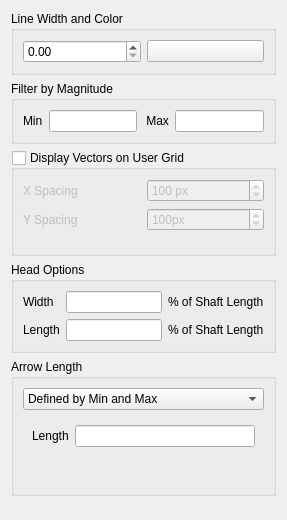
Above: src/ui/mesh/qgsmeshrenderervectorsettingswidgetbase.ui from carsmie/QGIS before the change. Below: the same form after it.
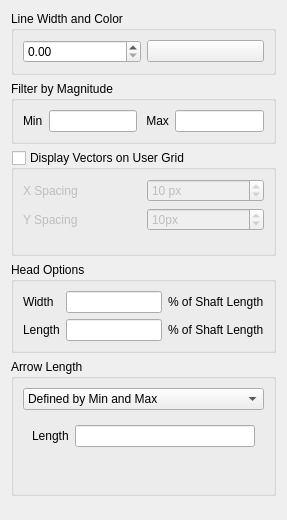
That is the form after the change. Custom widgets are drawn as their Qt base class.

Commit message: add minimum limit to grid

```diff
--- a/src/ui/mesh/qgsmeshrenderervectorsettingswidgetbase.ui
+++ b/src/ui/mesh/qgsmeshrenderervectorsettingswidgetbase.ui
@@ -94,6 +94,9 @@
           <property name="suffix">
            <string> px</string>
           </property>
+          <property name="minimum">
+           <number>1</number>
+          </property>
           <property name="maximum">
            <number>8000</number>
           </property>
@@ -101,7 +104,7 @@
            <number>100</number>
           </property>
           <property name="value">
-           <number>100</number>
+           <number>10</number>
           </property>
          </widget>
         </item>
@@ -110,6 +113,9 @@
           <property name="suffix">
            <string>px</string>
           </property>
+          <property name="minimum">
+           <number>1</number>
+          </property>
           <property name="maximum">
            <number>5000</number>
           </property>
@@ -117,7 +123,7 @@
            <number>100</number>
           </property>
           <property name="value">
-           <number>100</number>
+           <number>10</number>
           </property>
          </widget>
         </item>
```
Left out of the diff: 4 changed lines with no effect on the pictures.
